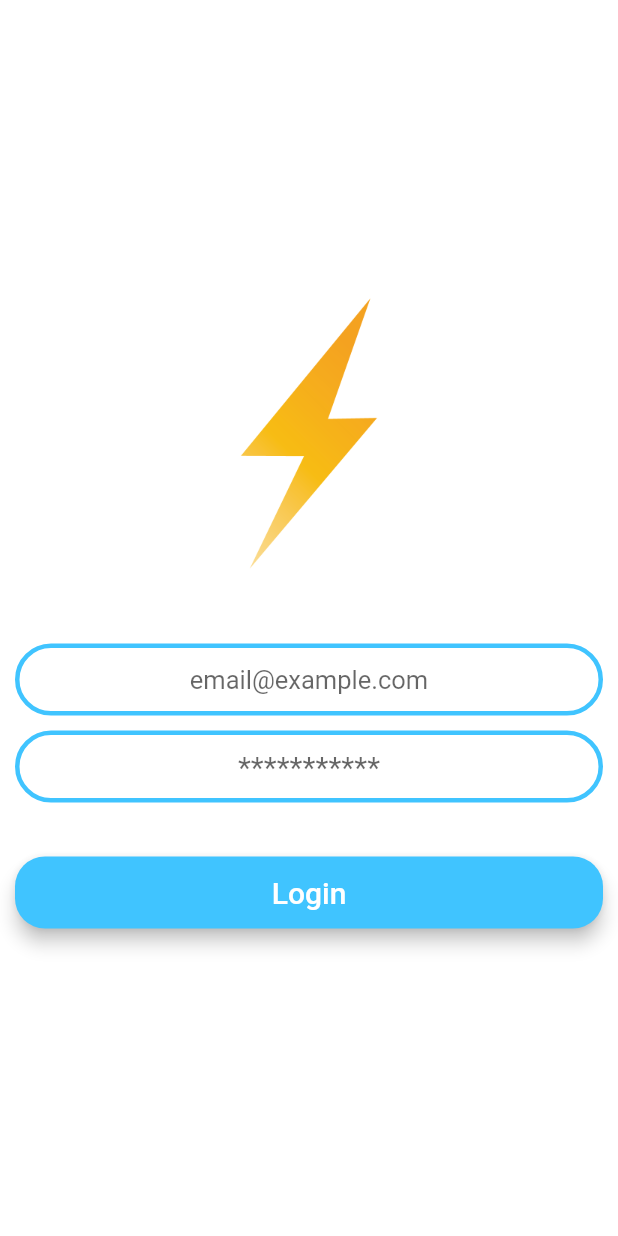
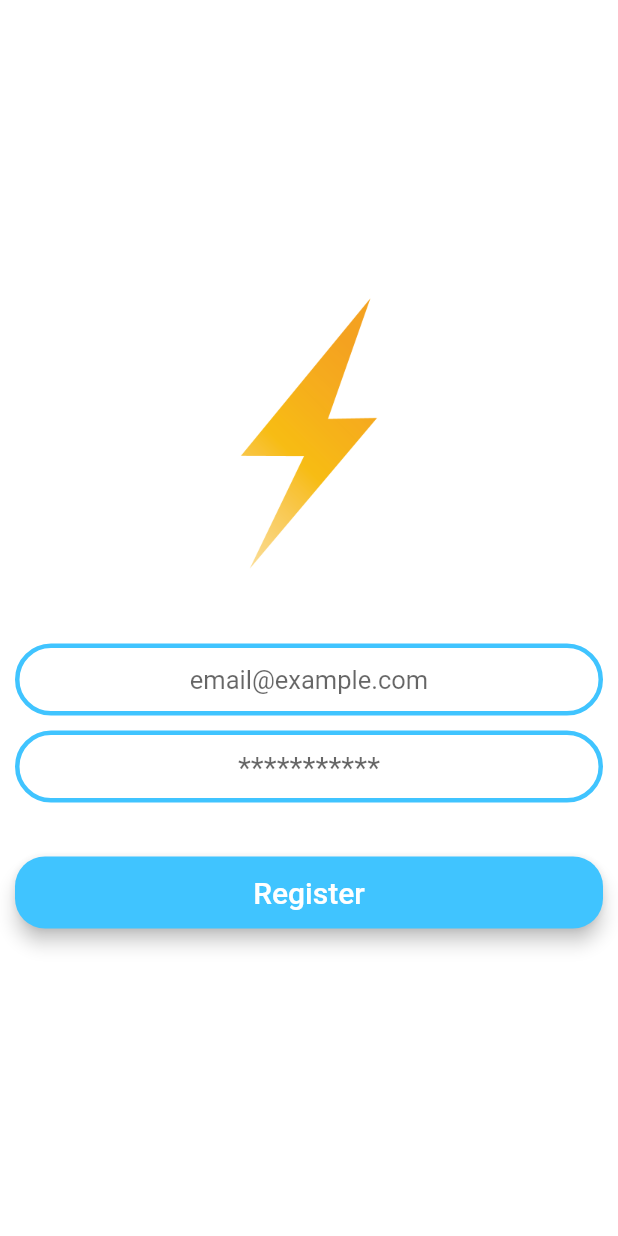
Before and after one commit to iamsourav37/flutter-flash-chat, a Flutter app: the screen it shows after launch, on a phone screen of 412 x 824 dp. Run offline on Flutter 3.47's test engine with Material 2 defaults, Android fonts, the phone set to English and light mode, and no system bars.

Commit message:
registration screen UI is done

```diff
--- a/lib/main.dart
+++ b/lib/main.dart
@@ -1,5 +1,5 @@
 import 'package:flutter/material.dart';
-import 'package:flutter_flash_chat/screens/LoginScreen.dart';
+import 'package:flutter_flash_chat/screens/RegistrationScreen.dart';
 
 void main() => runApp(MyApp());
 
@@ -11,7 +11,7 @@ class MyApp extends StatelessWidget {
       // theme: ThemeData(
       //   primarySwatch: Colors.red,
       // ),
-      home: LoginScreen(),
+      home: RegistrationScreen(),
     );
   }
 }
--- a/lib/screens/RegistrationScreen.dart
+++ b/lib/screens/RegistrationScreen.dart
@@ -8,6 +8,99 @@ class RegistrationScreen extends StatefulWidget {
 class _RegistrationScreenState extends State<RegistrationScreen> {
   @override
   Widget build(BuildContext context) {
-    return Container();
+    return Scaffold(
+      backgroundColor: Colors.white,
+      body: Container(
+        padding: EdgeInsets.all(10.0),
+        child: Column(
+          mainAxisAlignment: MainAxisAlignment.center,
+          crossAxisAlignment: CrossAxisAlignment.stretch,
+          children: [
+            Container(
+              height: 200,
+              child: Image.asset('assets/images/logo.png'),
+            ),
+            SizedBox(
+              height: 40.0,
+            ),
+            TextField(
+              textAlign: TextAlign.center,
+              style: TextStyle(
+                fontSize: 17.0,
+              ),
+              decoration: InputDecoration(
+                hintText: 'email@example.com',
+                contentPadding:
+                    EdgeInsets.symmetric(vertical: 10.0, horizontal: 20.0),
+                border: OutlineInputBorder(
+                  borderRadius: BorderRadius.circular(30.0),
+                ),
+                enabledBorder: OutlineInputBorder(
+                  borderSide:
+                      BorderSide(color: Colors.lightBlueAccent, width: 3.0),
+                  borderRadius: BorderRadius.all(Radius.circular(30.0)),
+                ),
+                focusedBorder: OutlineInputBorder(
+                  borderSide:
+                      BorderSide(color: Colors.lightBlueAccent, width: 3.0),
+                  borderRadius: BorderRadius.all(Radius.circular(30.0)),
+                ),
+              ),
+            ),
+            SizedBox(
+              height: 10.0,
+            ),
+            TextField(
+              obscureText: true,
+              textAlign: TextAlign.center,
+              style: TextStyle(
+                fontSize: 20.0,
+              ),
+              decoration: InputDecoration(
+                hintText: '***********',
+                contentPadding:
+                    EdgeInsets.symmetric(vertical: 10.0, horizontal: 20.0),
+                border: OutlineInputBorder(
+                  borderRadius: BorderRadius.circular(30.0),
+                ),
+                enabledBorder: OutlineInputBorder(
+                  borderSide:
+                      BorderSide(color: Colors.lightBlueAccent, width: 3.0),
+                  borderRadius: BorderRadius.all(Radius.circular(30.0)),
+                ),
+                focusedBorder: OutlineInputBorder(
+                  borderSide:
+                      BorderSide(color: Colors.lightBlueAccent, width: 3.0),
+                  borderRadius: BorderRadius.all(Radius.circular(30.0)),
+                ),
+              ),
+            ),
+            SizedBox(
+              height: 20.0,
+            ),
+            Padding(
+              padding: EdgeInsets.symmetric(vertical: 16),
+              child: Material(
+                color: Colors.lightBlueAccent,
+                borderRadius: BorderRadius.circular(20.0),
+                elevation: 5.0,
+                child: MaterialButton(
+                  minWidth: 200.0,
+                  height: 42.0,
+                  onPressed: () {},
+                  child: Text(
+                    "Register",
+                    style: TextStyle(
+                      fontSize: 20.0,
+                      color: Colors.white,
+                    ),
+                  ),
+                ),
+              ),
+            ),
+          ],
+        ),
+      ),
+    );
   }
 }
```
